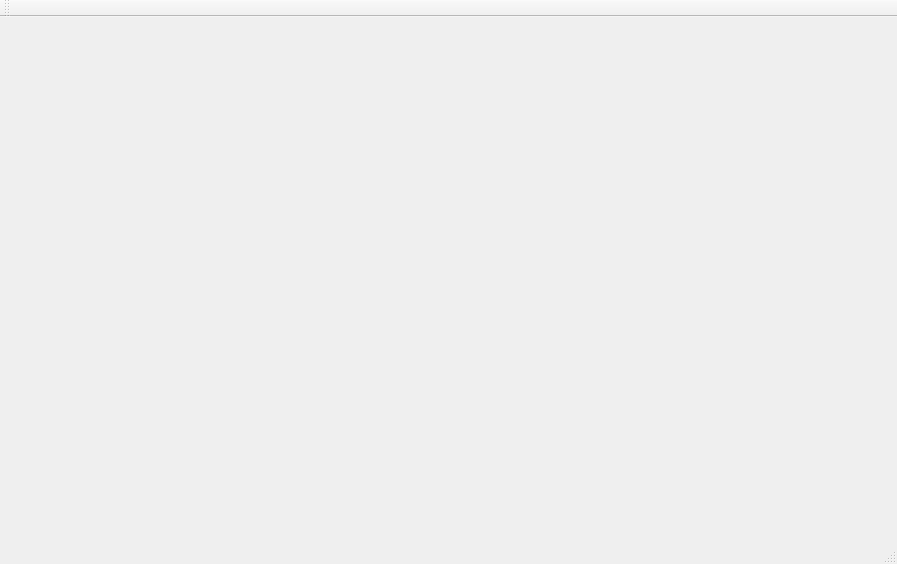
The window that bpwindow.ui (Xenrutcon/bitProphet-Qt) describes before a commit, drawn with Qt 5.
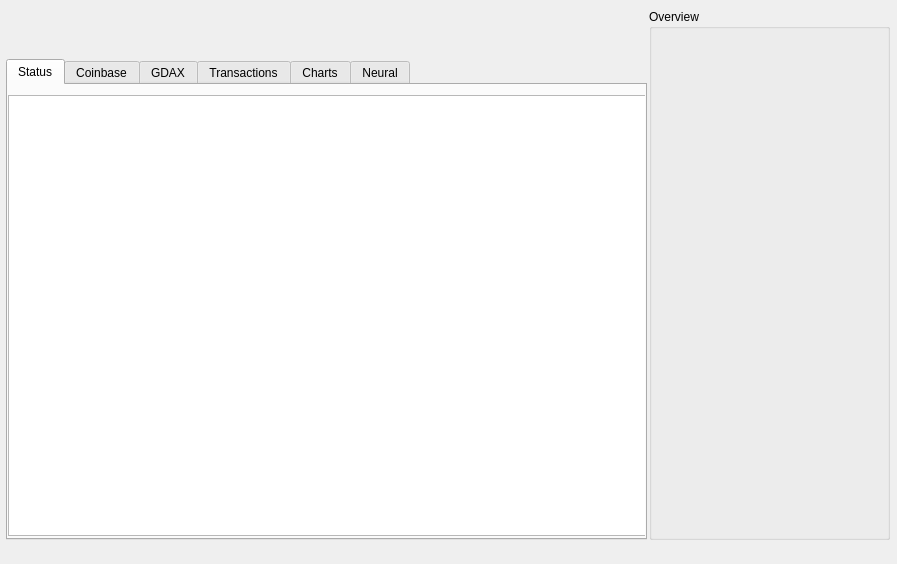
The same window after the commit. The open tabs and pages were chosen to show the change.

Commit message: main form created

Diff of the .ui file:
```diff
--- a/bpwindow.ui
+++ b/bpwindow.ui
@@ -16,7 +16,104 @@
   <property name="toolTipDuration">
    <number>-1</number>
   </property>
-  <widget class="QWidget" name="centralWidget"/>
+  <widget class="QWidget" name="centralWidget">
+   <widget class="QTabWidget" name="tabWidget">
+    <property name="geometry">
+     <rect>
+      <x>6</x>
+      <y>59</y>
+      <width>641</width>
+      <height>481</height>
+     </rect>
+    </property>
+    <property name="currentIndex">
+     <number>5</number>
+    </property>
+    <widget class="QWidget" name="mStatusTab">
+     <attribute name="title">
+      <string>Status</string>
+     </attribute>
+     <attribute name="toolTip">
+      <string>&lt;html&gt;&lt;head/&gt;&lt;body&gt;&lt;p&gt;All manner of debuggable details!&lt;/p&gt;&lt;/body&gt;&lt;/html&gt;</string>
+     </attribute>
+     <widget class="QTextEdit" name="mStatusOutput">
+      <property name="geometry">
+       <rect>
+        <x>0</x>
+        <y>10</y>
+        <width>641</width>
+        <height>441</height>
+       </rect>
+      </property>
+      <property name="readOnly">
+       <bool>true</bool>
+      </property>
+      <property name="acceptRichText">
+       <bool>false</bool>
+      </property>
+     </widget>
+    </widget>
+    <widget class="QWidget" name="mCoinbaseTab">
+     <attribute name="title">
+      <string>Coinbase</string>
+     </attribute>
+     <attribute name="toolTip">
+      <string>Coinbase Accounts</string>
+     </attribute>
+    </widget>
+    <widget class="QWidget" name="mGdaxTab">
+     <attribute name="title">
+      <string>GDAX</string>
+     </attribute>
+     <attribute name="toolTip">
+      <string>The Coinbase Exchange</string>
+     </attribute>
+    </widget>
+    <widget class="QWidget" name="mTransactionsTab">
+     <attribute name="title">
+      <string>Transactions</string>
+     </attribute>
+     <attribute name="toolTip">
+      <string>Transactions and Transaction History</string>
+     </attribute>
+    </widget>
+    <widget class="QWidget" name="mChartsTab">
+     <attribute name="title">
+      <string>Charts</string>
+     </attribute>
+     <attribute name="toolTip">
+      <string>Graphs, Charts and Tables, etc</string>
+     </attribute>
+    </widget>
+    <widget class="QWidget" name="mNeuralTab">
+     <attribute name="title">
+      <string>Neural</string>
+     </attribute>
+    </widget>
+   </widget>
+   <widget class="QGroupBox" name="groupBox">
+    <property name="geometry">
+     <rect>
+      <x>649</x>
+      <y>9</y>
+      <width>241</width>
+      <height>531</height>
+     </rect>
+    </property>
+    <property name="toolTip">
+     <string>&lt;html&gt;&lt;head/&gt;&lt;body&gt;&lt;p&gt;Statistics and whatnot...&lt;/p&gt;&lt;/body&gt;&lt;/html&gt;</string>
+    </property>
+    <property name="title">
+     <string>Overview</string>
+    </property>
+    <property name="flat">
+     <bool>false</bool>
+    </property>
+    <property name="checkable">
+     <bool>false</bool>
+    </property>
+   </widget>
+  </widget>
   <widget class="QMenuBar" name="menuBar">
    <property name="geometry">
     <rect>
@@ -27,15 +124,6 @@
     </rect>
    </property>
   </widget>
-  <widget class="QToolBar" name="mainToolBar">
-   <attribute name="toolBarArea">
-    <enum>TopToolBarArea</enum>
-   </attribute>
-   <attribute name="toolBarBreak">
-    <bool>false</bool>
-   </attribute>
-  </widget>
-  <widget class="QStatusBar" name="statusBar"/>
  </widget>
  <layoutdefault spacing="6" margin="11"/>
  <resources/>
```
